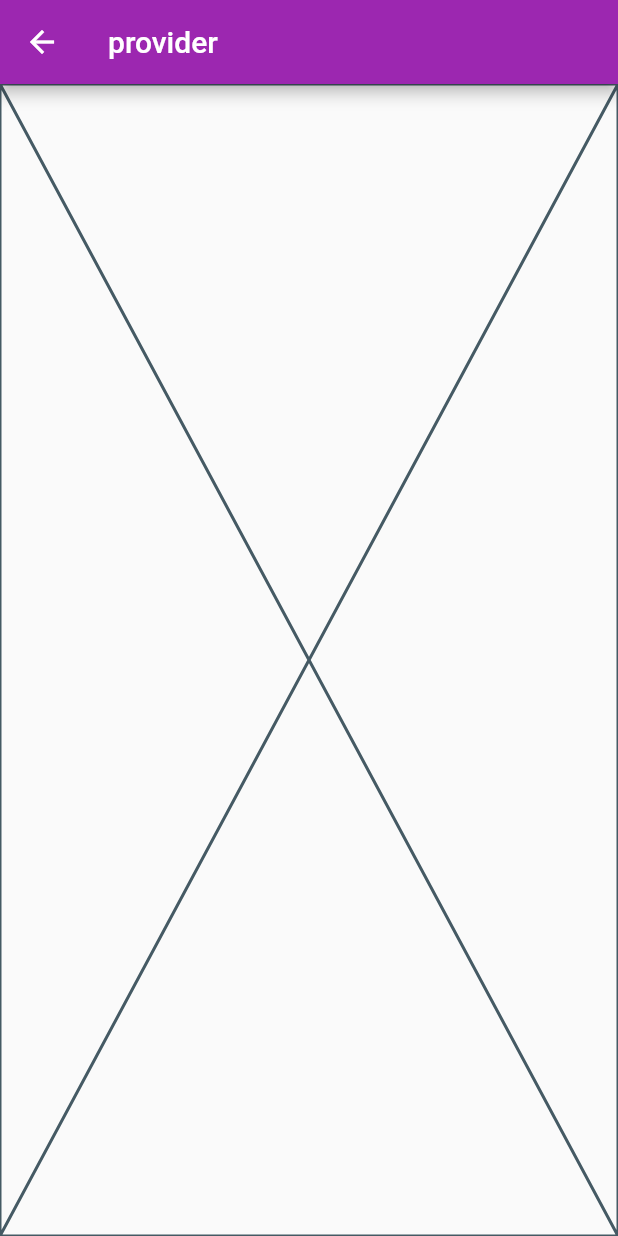
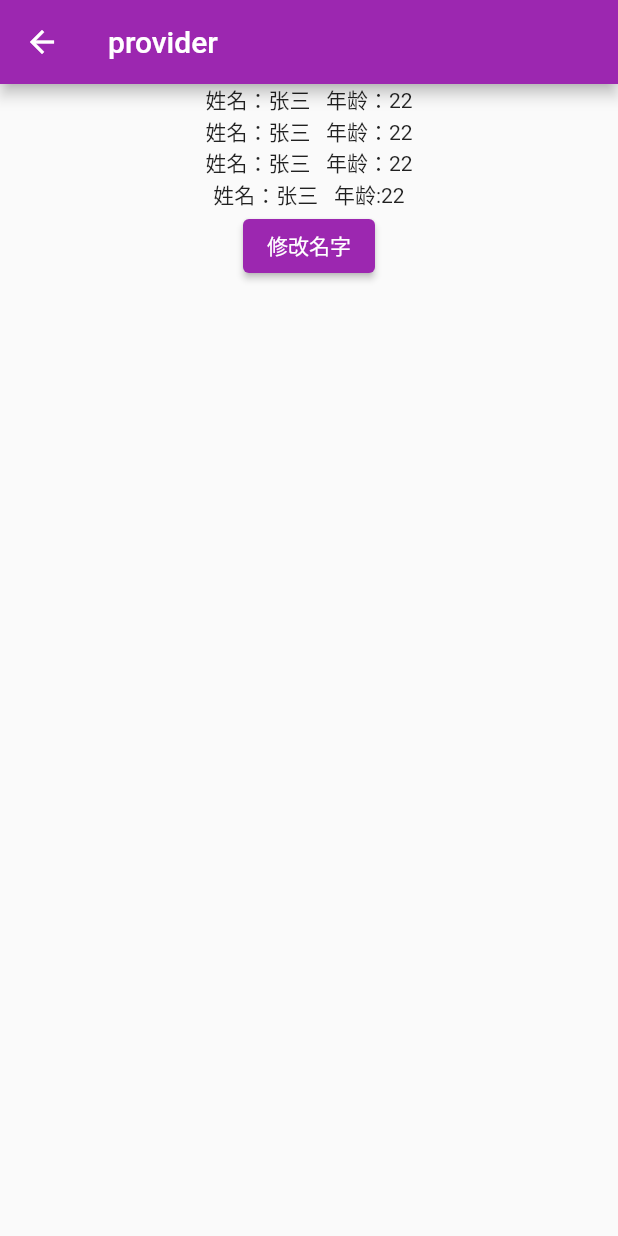
Before and after one commit to lemontreelemon/flearn, a Flutter app: the screen it shows after launch, after a tap on "使用 provider", on a phone screen of 412 x 824 dp. Run offline on Flutter 3.47's test engine with Material 2 defaults, Android fonts, the phone set to English and light mode, and no system bars.

Commit message:
provider 的使用

```diff
--- a/lib/main.dart
+++ b/lib/main.dart
@@ -73,7 +73,17 @@ class _MyHomePageState extends State<MyHomePage> {
            Navigator.of(context).pushNamed("/inherited/home");
          }, child: Text(
            "使用 inherited"
-         ))
+         )),
+         Divider(height: 10,),
+         Container(
+           margin: EdgeInsets.symmetric(vertical: 0.0,horizontal: 12.0),
+           child: ElevatedButton(
+             onPressed: (){
+               Navigator.of(context).pushNamed("/provider/home");
+             },
+             child: Text("使用 provider"),
+           ),
+         )
        ],
      ),
    );
--- a/lib/provider/privoder_home.dart
+++ b/lib/provider/privoder_home.dart
@@ -1,5 +1,8 @@
+import 'package:flearn/provider/user_bean.dart';
+import 'package:flearn/provider/user_model.dart';
 import 'package:flutter/cupertino.dart';
 import 'package:flutter/material.dart';
+import 'package:provider/provider.dart';
 
 class ProviderHome extends StatefulWidget {
   const ProviderHome({Key? key}) : super(key: key);
@@ -13,31 +16,58 @@ class _ProviderHomeState extends State<ProviderHome> {
   Widget build(BuildContext context) {
     print("build");
     return Scaffold(
-      appBar: AppBar(title: Text("provider"),),
-      body: Placeholder(),
+      appBar: AppBar(
+        title: Text("provider"),
+      ),
+      body: MultiProvider(
+          providers: [
+            ChangeNotifierProvider(
+              create: (ct) => UserModel(User.value(name: "张三", age: 22)),
+            ),
+          ],
+          child: Container(
+            width: double.infinity,
+            child: Column(
+              crossAxisAlignment: CrossAxisAlignment.center,
+              children: [
+                Consumer<UserModel>(
+                  builder: (cContext, userModel, child) {
+                    return Text(
+                        "姓名：${userModel.user?.name}   年龄：${userModel.user?.age}");
+                  },
+                ),
+                Consumer<UserModel>(
+                  builder: (cContext, userModel, child) {
+                    return Text(
+                        "姓名：${userModel.user?.name}   年龄：${userModel.user?.age}");
+                  },
+                ),
+                Selector<UserModel, User>(
+                  builder: (ctx, user, child) {
+                    return Text("姓名：${user?.name}   年龄：${user?.age}");
+                  },
+                  selector: (ctx, userModel) => userModel.user ?? User(),
+                ),
+                Builder(
+                  builder: (in1) {
+                    return Text(
+                        "姓名：${Provider.of<UserModel>(in1).user?.name}   年龄:${Provider.of<UserModel>(in1).user?.age}");
+                  },
+                ),
+                Consumer<UserModel>(
+                  builder: (context, userModel, child) {
+                    return ElevatedButton(
+                      onPressed: () {
+                        userModel.changeUser(User.value(name: "李四", age: 77));
+                      },
+                      child: child,
+                    );
+                  },
+                  child: Text("修改名字"),
+                ),
+              ],
+            ),
+          )),
     );
   }
-
-  @override
-  void initState() {
-    super.initState();
-    print("initState");
-  }
-
-  @override
-  void deactivate() {
-    super.deactivate();
-    print("deactivate");
-  }
-
-  @override
-  void dispose() {
-    super.dispose();
-    print("dispose");
-  }
-  @override
-  void didChangeDependencies() {
-    super.didChangeDependencies();
-    print("didChangeDependencies");
-  }
 }
--- /dev/null
+++ b/lib/provider/user_bean.dart
@@ -0,0 +1,8 @@
+class User {
+  User();
+
+  User.value({this.name, this.age});
+
+  String? name;
+  int? age;
+}
--- /dev/null
+++ b/lib/provider/user_model.dart
@@ -0,0 +1,17 @@
+import 'package:flearn/provider/user_bean.dart';
+import 'package:flearn/provider/user_bean.dart';
+import 'package:flutter/material.dart';
+
+class UserModel with ChangeNotifier{
+
+  UserModel(this.user);
+
+  User? user;
+
+  void changeUser(User? newUser){
+    if(newUser == null) return;
+    user = newUser;
+    notifyListeners();
+  }
+
+}
--- a/lib/route/route.dart
+++ b/lib/route/route.dart
@@ -1,5 +1,4 @@
 
-import 'package:flearn/inheritedpak/counter_inherited_widget.dart';
 import 'package:flutter/cupertino.dart';
 
 import '../inheritedpak/inherited_home.dart';
@@ -10,6 +9,7 @@ Map<String,WidgetBuilder> getRouters(){
   return <String,WidgetBuilder>{
     "/":(context) => MyHomePage(),
     "/provider/home" : (context) => ProviderHome(),
-    "/inherited/home":(context) => InheritedHome()
+    "/inherited/home":(context) => InheritedHome(),
+    "/provider/home":(context) => ProviderHome()
   };
 }
--- a/pubspec.yaml
+++ b/pubspec.yaml
@@ -27,6 +27,7 @@ dependencies:
   # The following adds the Cupertino Icons font to your application.
   # Use with the CupertinoIcons class for iOS style icons.
   cupertino_icons: ^1.0.2
+  provider: ^6.0.5
 
 dev_dependencies:
   flutter_test:
```
Also changed, not shown: pubspec.lock.
